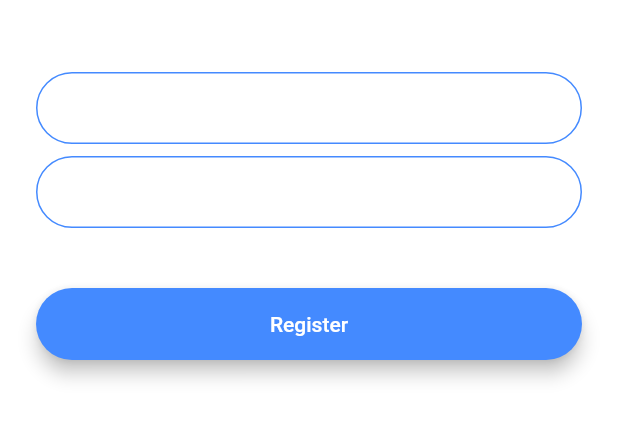
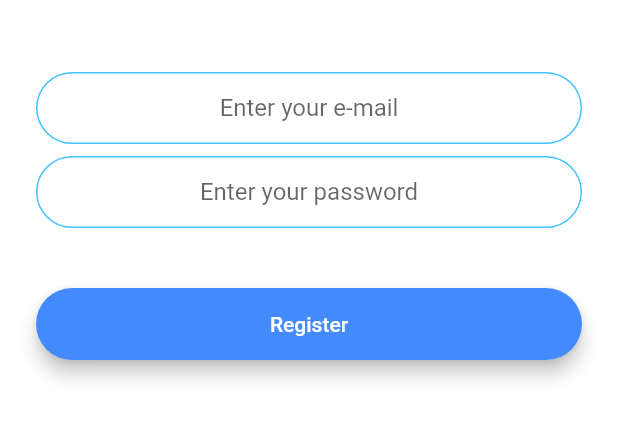
Before and after one commit to Shapis/udemy_flutter_angelayucourse, a Flutter app: the RegistrationScreen screen opened by its route, on a phone screen of 412 x 824 dp, the part 576-1018 px from its top. Run offline on Flutter 3.47's test engine with Material 2 defaults, Android fonts, the phone set to English and light mode, and no system bars; our stand-ins replace animated_text_kit, audioplayers, cloud_firestore, firebase_auth, firebase_core, flutter_spinkit and 4 more; accounts and stored records are empty.

Commit message:
Halfway through Section15

```diff
--- a/flash-chat-flutter/lib/constants.dart
+++ b/flash-chat-flutter/lib/constants.dart
@@ -17,3 +17,19 @@ const kMessageContainerDecoration = BoxDecoration(
     top: BorderSide(color: Colors.lightBlueAccent, width: 2.0),
   ),
 );
+
+const kTextFieldDecoration = InputDecoration(
+  hintText: 'Enter a value',
+  contentPadding: EdgeInsets.symmetric(vertical: 10.0, horizontal: 20.0),
+  border: OutlineInputBorder(
+    borderRadius: BorderRadius.all(Radius.circular(32.0)),
+  ),
+  enabledBorder: OutlineInputBorder(
+    borderSide: BorderSide(color: Colors.lightBlueAccent, width: 1.0),
+    borderRadius: BorderRadius.all(Radius.circular(32.0)),
+  ),
+  focusedBorder: OutlineInputBorder(
+    borderSide: BorderSide(color: Colors.lightBlueAccent, width: 2.0),
+    borderRadius: BorderRadius.all(Radius.circular(32.0)),
+  ),
+);
--- a/flash-chat-flutter/lib/screens/registration_screen.dart
+++ b/flash-chat-flutter/lib/screens/registration_screen.dart
@@ -1,96 +1,94 @@
+import 'package:flash_chat/widgets/rounded_button.dart';
 import 'package:flutter/material.dart';
+import 'package:flash_chat/constants.dart';
+import 'package:firebase_auth/firebase_auth.dart';
+import 'package:modal_progress_hud/modal_progress_hud.dart';
+
+import 'chat_screen.dart';
 
 class RegistrationScreen extends StatefulWidget {
+  static const String id = 'registration_screen';
   @override
   _RegistrationScreenState createState() => _RegistrationScreenState();
 }
 
 class _RegistrationScreenState extends State<RegistrationScreen> {
+  String _email;
+  String _password;
+  bool _showSpinner = false;
+  final _auth = FirebaseAuth.instance;
+
   @override
   Widget build(BuildContext context) {
     return Scaffold(
       backgroundColor: Colors.white,
-      body: Padding(
+      body: ModalProgressHUD(
+        inAsyncCall: _showSpinner,
+        child: Padding(
           padding: EdgeInsets.symmetric(horizontal: 24.0),
           child: Column(
             mainAxisAlignment: MainAxisAlignment.center,
             crossAxisAlignment: CrossAxisAlignment.stretch,
             children: <Widget>[
-            Container(
+              Hero(
+                tag: 'logo',
+                child: Container(
                   height: 200.0,
                   child: Image.asset('images/logo.png'),
+                ),
               ),
               SizedBox(
                 height: 48.0,
               ),
               TextField(
+                keyboardType: TextInputType.emailAddress,
+                textAlign: TextAlign.center,
                 onChanged: (value) {
-                //Do something with the user input.
+                  _email = value;
                 },
-              decoration: InputDecoration(
-                hintText: 'Enter your email',
-                contentPadding:
-                    EdgeInsets.symmetric(vertical: 10.0, horizontal: 20.0),
-                border: OutlineInputBorder(
-                  borderRadius: BorderRadius.all(Radius.circular(32.0)),
-                ),
-                enabledBorder: OutlineInputBorder(
-                  borderSide: BorderSide(color: Colors.blueAccent, width: 1.0),
-                  borderRadius: BorderRadius.all(Radius.circular(32.0)),
-                ),
-                focusedBorder: OutlineInputBorder(
-                  borderSide: BorderSide(color: Colors.blueAccent, width: 2.0),
-                  borderRadius: BorderRadius.all(Radius.circular(32.0)),
-                ),
+                decoration: kTextFieldDecoration.copyWith(
+                  hintText: 'Enter your e-mail',
                 ),
               ),
               SizedBox(
                 height: 8.0,
               ),
               TextField(
+                obscureText: true,
+                textAlign: TextAlign.center,
                 onChanged: (value) {
-                //Do something with the user input.
+                  _password = value;
                 },
-              decoration: InputDecoration(
-                hintText: 'Enter your password',
-                contentPadding:
-                    EdgeInsets.symmetric(vertical: 10.0, horizontal: 20.0),
-                border: OutlineInputBorder(
-                  borderRadius: BorderRadius.all(Radius.circular(32.0)),
-                ),
-                enabledBorder: OutlineInputBorder(
-                  borderSide: BorderSide(color: Colors.blueAccent, width: 1.0),
-                  borderRadius: BorderRadius.all(Radius.circular(32.0)),
-                ),
-                focusedBorder: OutlineInputBorder(
-                  borderSide: BorderSide(color: Colors.blueAccent, width: 2.0),
-                  borderRadius: BorderRadius.all(Radius.circular(32.0)),
-                ),
-              ),
+                decoration: kTextFieldDecoration.copyWith(
+                    hintText: 'Enter your password'),
               ),
               SizedBox(
                 height: 24.0,
               ),
-            Padding(
-              padding: EdgeInsets.symmetric(vertical: 16.0),
-              child: Material(
+              RoundedButton(
                 color: Colors.blueAccent,
-                borderRadius: BorderRadius.all(Radius.circular(30.0)),
-                elevation: 5.0,
-                child: MaterialButton(
-                  onPressed: () {
-                    //Implement registration functionality.
+                title: 'Register',
+                onPressed: () async {
+                  //print('$email + $password');
+                  setState(() {
+                    _showSpinner = true;
+                  });
+                  try {
+                    final newUser = await _auth.createUserWithEmailAndPassword(
+                        email: _email, password: _password);
+                    if (newUser != null) {
+                      Navigator.pushNamed(context, ChatScreen.id);
+                    }
+                    setState(() {
+                      _showSpinner = false;
+                    });
+                  } catch (err) {
+                    print(err);
+                  }
                 },
-                  minWidth: 200.0,
-                  height: 42.0,
-                  child: Text(
-                    'Register',
-                    style: TextStyle(color: Colors.white),
+              )
+            ],
           ),
-                ),
-              ),
-            ),
-          ],
         ),
       ),
     );
--- /dev/null
+++ b/flash-chat-flutter/lib/widgets/rounded_button.dart
@@ -0,0 +1,30 @@
+import 'package:flutter/material.dart';
+
+class RoundedButton extends StatelessWidget {
+  RoundedButton({this.color, this.title, @required this.onPressed});
+
+  final Color color;
+  final String title;
+  final Function onPressed;
+
+  @override
+  Widget build(BuildContext context) {
+    return Padding(
+      padding: EdgeInsets.symmetric(vertical: 16.0),
+      child: Material(
+        elevation: 5.0,
+        color: color,
+        borderRadius: BorderRadius.circular(30.0),
+        child: MaterialButton(
+          onPressed: onPressed,
+          minWidth: 200.0,
+          height: 42.0,
+          child: Text(
+            title,
+            style: TextStyle(color: Colors.white),
+          ),
+        ),
+      ),
+    );
+  }
+}
--- a/flash-chat-flutter/pubspec.yaml
+++ b/flash-chat-flutter/pubspec.yaml
@@ -11,6 +11,11 @@ dependencies:
     sdk: flutter
 
   cupertino_icons: ^0.1.2
+  animated_text_kit: ^1.3.0
+  firebase_core: ^0.5.1
+  firebase_auth: ^0.18.2
+  cloud_firestore: ^0.14.2
+  modal_progress_hud: ^0.1.3
 
 dev_dependencies:
   flutter_test:
--- a/mi_card_flutter/lib/main.dart
+++ b/mi_card_flutter/lib/main.dart
@@ -43,7 +43,7 @@ class MyApp extends StatelessWidget {
                 child: Divider(color: Colors.teal.shade100),
               ),
               Card(
-                margin: EdgeInsets.fromLTRB(25.0, 5.0, 25.0, 10.0),
+                margin: EdgeInsets.fromLTRB(32.0, 5.0, 31.0, 10.0),
                 child: ListTile(
                   leading: Icon(
                     Icons.phone,
@@ -60,7 +60,7 @@ class MyApp extends StatelessWidget {
                 ),
               ),
               Card(
-                margin: EdgeInsets.symmetric(vertical: 10.0, horizontal: 25.0),
+                margin: EdgeInsets.symmetric(vertical: 10.0, horizontal: 31.0),
                 child: ListTile(
                   leading: Icon(
                     Icons.email,
```
Also changed, not shown: flash-chat-flutter/lib/main.dart (+9 -11 lines), flash-chat-flutter/lib/screens/chat_screen.dart (+33 -3 lines), flash-chat-flutter/lib/screens/login_screen.dart (+49 -56 lines), flash-chat-flutter/lib/screens/welcome_screen.dart (+55 -37 lines), flash-chat-flutter/pubspec.lock, 10 other files. Lines whose indentation alone changed are shown as unchanged.
